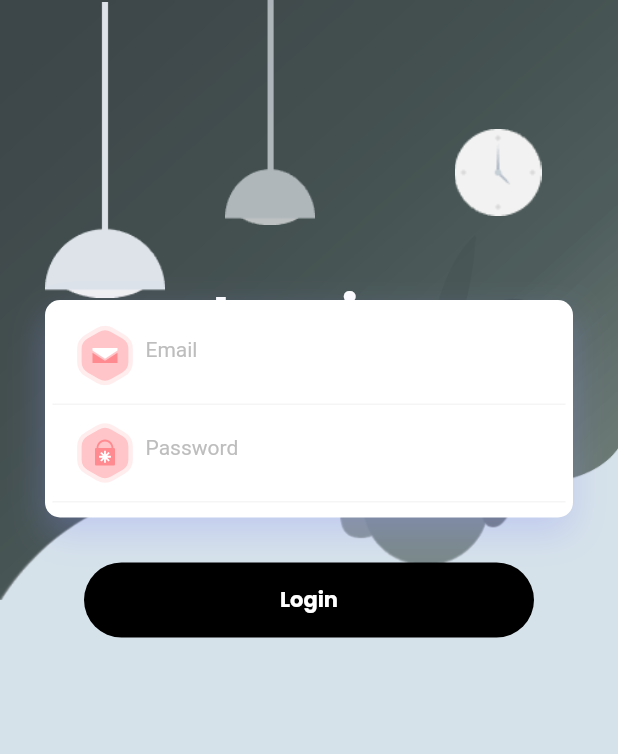
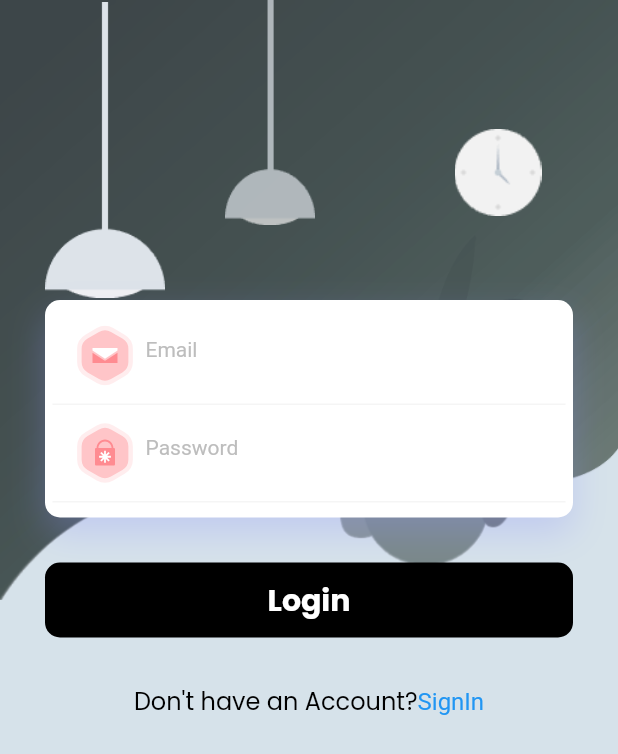
Before and after one commit to BriceJoshy/piXeller, a Flutter app: the AnimatedLoginForm screen opened directly, on a phone screen of 412 x 824 dp. Shown: the top 754 px of the screen. Run offline on Flutter 3.47's test engine with Material 2 defaults, Android fonts, the phone set to English and light mode, and no system bars; our stand-ins replace flutter_svg, google_fonts, liquid_swipe, rive, smooth_page_indicator; missing offline and left inert: flutter_animated_button; statements that could not run were skipped.

Commit message:
animated login screen finished

```diff
--- a/lib/src/features/authentication/screens/login_page/animated_login_page.dart
+++ b/lib/src/features/authentication/screens/login_page/animated_login_page.dart
@@ -1,8 +1,10 @@
 import 'package:flutter/foundation.dart';
+import 'package:flutter/gestures.dart';
 import 'package:flutter/material.dart';
 import 'package:flutter/services.dart';
 import 'package:flutter_svg/svg.dart';
 import 'package:google_fonts/google_fonts.dart';
+import 'package:mini_project_1/src/features/authentication/screens/signinpage/signinpage.dart';
 import 'package:rive/rive.dart';
 
 import '../../../../constants/image_strings.dart';
@@ -151,17 +153,19 @@ class _AnimatedLoginFormState extends State<AnimatedLoginForm> {
               ),
             ),
             Positioned(
-              top: 180,
-              left: 140,
-              right: 10,
+              top: 200,
+              left: 0,
+              right: 0,
+              child: Center(
                 child: Text(
-                "Login",
+                  "Welcome Back!",
                   style: GoogleFonts.poppins(
                     fontWeight: FontWeight.w600,
                     letterSpacing: 2,
                     color: Colors.white,
-                  fontSize: 45,
+                    fontSize: 40,
                     // fontWeight: FontWeight.bold
+                  ),
                 ),
               ),
             ),
@@ -269,26 +273,50 @@ class _AnimatedLoginFormState extends State<AnimatedLoginForm> {
                     onTap: () {
                       login();
                     },
+                    child: Padding(
+                      padding: const EdgeInsets.only(left: 30, right: 30),
                       child: Container(
                         height: 50,
-                      width: 300,
+                        width: 400,
                         decoration: const BoxDecoration(
                           color: Colors.black,
                           borderRadius: BorderRadius.all(
-                          Radius.circular(30),
+                            Radius.circular(10),
                           ),
                         ),
                         child: Center(
                           child: Text(
                             "Login",
                             style: GoogleFonts.poppins(
-                              color: Colors.white, fontWeight: FontWeight.bold),
+                                fontSize: 20,
+                                color: Colors.white,
+                                fontWeight: FontWeight.bold),
+                          ),
                         ),
                       ),
                     ),
                   ),
                   const SizedBox(
-                    height: 70,
+                    height: 30,
+                  ),
+                  RichText(
+                    text: TextSpan(
+                      style: GoogleFonts.poppins(
+                          color: Colors.black, fontSize: 16),
+                      children: [
+                        const TextSpan(text: "Don't have an Account?"),
+                        TextSpan(
+                          text: "SignIn",
+                          style: const TextStyle(color: Colors.blue),
+                          recognizer: TapGestureRecognizer()
+                            ..onTap = () => Navigator.of(context).push(
+                                  MaterialPageRoute(
+                                    builder: (context) => const SignInPage(),
+                                  ),
+                                ),
+                        ),
+                      ],
+                    ),
                   ),
                 ],
               ),
```
Also changed, not shown: lib/src/features/animations/animated_button.dart (+7 -1 lines), lib/src/features/authentication/screens/signinpage/signinpage.dart (added, +223 -0 lines). Lines whose indentation alone changed are shown as unchanged.
